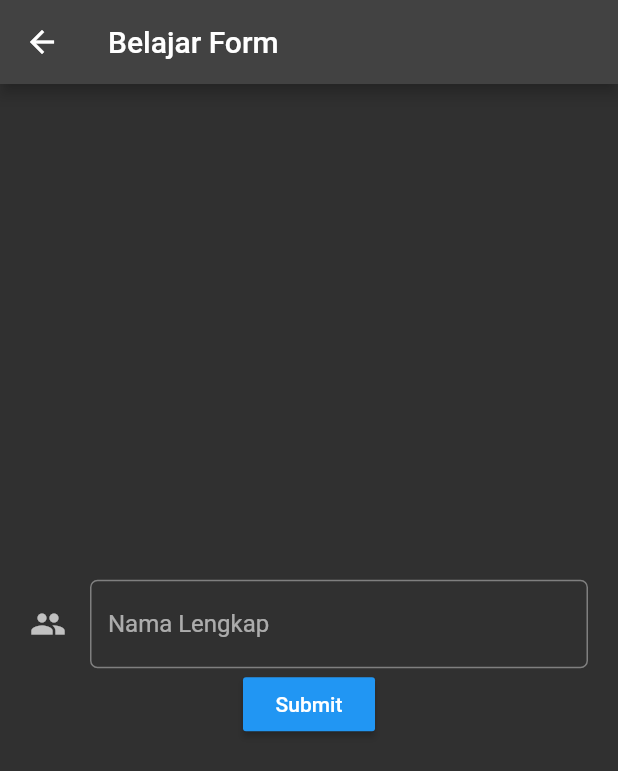
After one commit to yukenz/progress_flutter, a Flutter app: the screen it shows after launch, after a tap on "Tap Untuk ke Form", on a phone screen of 412 x 824 dp. The commit adds this screen. Shown: the top 771 px of the screen. Run offline on Flutter 3.47's test engine with Material 2 defaults, Android fonts, the phone set to English and light mode, and no system bars.

Commit message:
Menggabungkan route dan form

```diff
--- a/lib/main.dart
+++ b/lib/main.dart
@@ -1,9 +1,10 @@
 import 'package:flutter/material.dart';
 import 'package:flutter/cupertino.dart';
+import 'package:pertemuan1/pertemuan%206%20widget%20form.dart';
 import 'package:pertemuan1/pertemuan5%20belajar%20routing.dart';
 import 'stla.dart';
 
-void main() => pertemuan5();
+void main() => pertemuan6();
 
 class app1 extends StatelessWidget {
   @override
--- /dev/null
+++ b/lib/pertemuan 6 widget form.dart
@@ -0,0 +1,124 @@
+import 'package:flutter/material.dart';
+
+void pertemuan6() {
+  runApp(MaterialApp(
+    title: "Belajar Form Flutter",
+    onGenerateRoute: route.generateRoute,
+    theme: ThemeData.dark(),
+  ));
+}
+
+class route {
+  static Route<dynamic> generateRoute(RouteSettings settings) {
+    // jika ingin mengirim argument
+    // final args = settings.arguments;
+    switch (settings.name) {
+      case '/':
+        return MaterialPageRoute(builder: (_) => HomePage());
+      case '/form':
+        return MaterialPageRoute(builder: (_) => BelajarForm());
+      default:
+        return _errorRoute();
+    }
+  }
+
+  static Route<dynamic> _errorRoute() {
+    return MaterialPageRoute(builder: (_) {
+      return Scaffold(
+        appBar: AppBar(title: Text("Error")),
+        body: Center(child: Text('Error page')),
+      );
+    });
+  }
+}
+
+class BelajarForm extends StatefulWidget {
+  @override
+  _BelajarFormState createState() => _BelajarFormState();
+}
+
+class _BelajarFormState extends State<BelajarForm> {
+  final _formKey = GlobalKey<FormState>();
+  @override
+  Widget build(BuildContext context) {
+    return Scaffold(
+      appBar: AppBar(
+        title: Text("Belajar Form"),
+      ),
+      body: Form(
+        key: _formKey,
+        child: Container(
+          padding: EdgeInsets.all(20.0),
+          child: Column(
+            children: [
+              // TextField(),
+              TextFormField(
+                decoration: new InputDecoration(
+                  hintText: "contoh: Susilo Bambang",
+                  labelText: "Nama Lengkap",
+                  icon: Icon(Icons.people),
+                  border: OutlineInputBorder(
+                      borderRadius: new BorderRadius.circular(5.0)),
+                ),
+                validator: (value) {
+                  if (value.isEmpty) {
+                    return 'Nama tidak boleh kosong';
+                  }
+                  return null;
+                },
+              ),
+              RaisedButton(
+                child: Text(
+                  "Submit",
+                  style: TextStyle(color: Colors.white),
+                ),
+                color: Colors.blue,
+                onPressed: () {
+                  if (_formKey.currentState.validate()) {}
+                },
+              ),
+            ],
+            mainAxisAlignment: MainAxisAlignment.center,
+          ),
+        ),
+      ),
+    );
+  }
+}
+
+class HomePage extends StatelessWidget {
+  String button1 = "Tap Untuk ke Form";
+  String button2 = "Tap Halaman lain";
+
+  @override
+  Widget build(BuildContext context) {
+    void button1press() {
+      Navigator.pushNamed(context, '/form');
+    }
+
+    void button2press() {
+      Navigator.pushNamed(context, '/halaman-404');
+    }
+
+    return Scaffold(
+      appBar: AppBar(
+        title: Text('Belajar Routing | Home Page'),
+      ),
+      body: Center(
+        child: Column(
+          mainAxisAlignment: MainAxisAlignment.center,
+          children: [
+            RaisedButton(
+              onPressed: button1press,
+              child: Text(button1),
+            ),
+            RaisedButton(
+              onPressed: button2press,
+              child: Text(button2),
+            ),
+          ],
+        ),
+      ),
+    );
+  }
+}
```
Also changed, not shown: lib/pertemuan5 belajar routing.dart (+15 -8 lines).
